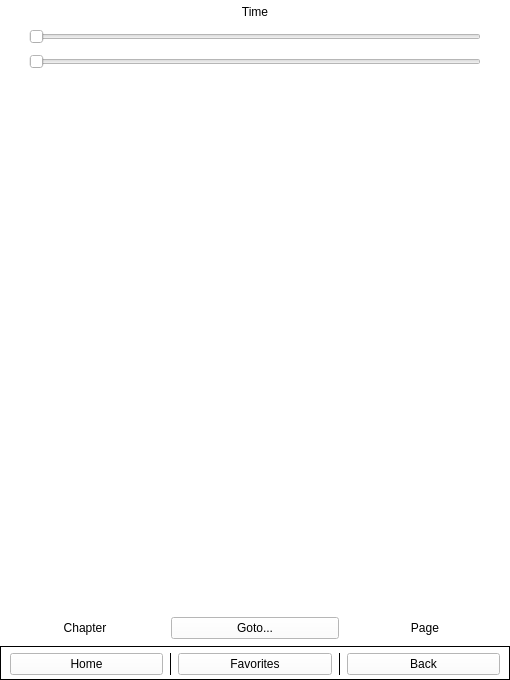
The window that widgets/mangareaderwidget.ui (Rain92/UltimateMangaReader) describes before a commit, drawn with Qt 5.
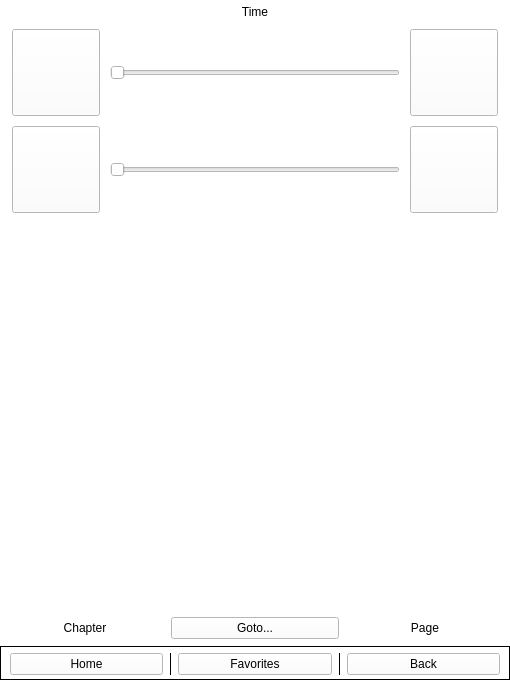
The same window after the commit. Icons and pictures are not drawn. Custom widgets are drawn as their Qt base class.

Commit message: Implement increment/decrement for light icons

Patch:
```diff
--- a/widgets/mangareaderwidget.ui
+++ b/widgets/mangareaderwidget.ui
@@ -149,30 +149,19 @@
           </widget>
          </item>
          <item row="1" column="0">
-          <widget class="QLabel" name="labelLessLight">
+          <widget class="QToolButton" name="toolButtonLessLight">
            <property name="text">
             <string/>
            </property>
-          </widget>
-         </item>
-         <item row="2" column="0">
-          <widget class="QLabel" name="labelLessComfLight">
-           <property name="text">
-            <string/>
+           <property name="icon">
+            <iconset resource="../resources.qrc">
+             <normaloff>:/images/icons/darker.png</normaloff>:/images/icons/darker.png</iconset>
            </property>
-          </widget>
-         </item>
-         <item row="1" column="2">
-          <widget class="QLabel" name="labelMoreLight">
-           <property name="text">
-            <string/>
-           </property>
-          </widget>
-         </item>
-         <item row="2" column="2">
-          <widget class="QLabel" name="labelMoreComfLight">
-           <property name="text">
-            <string/>
+           <property name="iconSize">
+            <size>
+             <width>80</width>
+             <height>80</height>
+            </size>
            </property>
           </widget>
          </item>
@@ -192,6 +181,95 @@
            </property>
           </widget>
          </item>
+         <item row="1" column="2">
+          <widget class="QToolButton" name="toolButtonMoreLight">
+           <property name="icon">
+            <iconset resource="../resources.qrc">
+             <normaloff>:/images/icons/lighter.png</normaloff>:/images/icons/lighter.png</iconset>
+           </property>
+           <property name="iconSize">
+            <size>
+             <width>80</width>
+             <height>80</height>
+            </size>
+           </property>
+          </widget>
+         </item>
+         <item row="2" column="0">
+          <widget class="QToolButton" name="toolButtonLessComfLight">
+           <property name="text">
+            <string/>
+           </property>
+           <property name="icon">
+            <iconset resource="../resources.qrc">
+             <normaloff>:/images/icons/moon.png</normaloff>:/images/icons/moon.png</iconset>
+           </property>
+           <property name="iconSize">
+            <size>
+             <width>80</width>
+             <height>80</height>
+            </size>
+           </property>
+          </widget>
+         </item>
+         <item row="1" column="1">
+          <widget class="QSlider" name="horizontalSliderLight">
+           <property name="sizePolicy">
+            <sizepolicy hsizetype="Expanding" vsizetype="Fixed">
+             <horstretch>0</horstretch>
+             <verstretch>0</verstretch>
+            </sizepolicy>
+           </property>
+           <property name="focusPolicy">
+            <enum>Qt::NoFocus</enum>
+           </property>
+           <property name="maximum">
+            <number>100</number>
+           </property>
+           <property name="orientation">
+            <enum>Qt::Horizontal</enum>
+           </property>
+          </widget>
+         </item>
+         <item row="2" column="2">
+          <widget class="QToolButton" name="toolButtonMoreComfLight">
+           <property name="icon">
+            <iconset resource="../resources.qrc">
+             <normaloff>:/images/icons/sun.png</normaloff>:/images/icons/sun.png</iconset>
+           </property>
+           <property name="iconSize">
+            <size>
+             <width>80</width>
+             <height>80</height>
+            </size>
+           </property>
+          </widget>
+         </item>
+         <item row="2" column="1">
+          <widget class="QSlider" name="horizontalSliderComfLight">
+           <property name="sizePolicy">
+            <sizepolicy hsizetype="Expanding" vsizetype="Fixed">
+             <horstretch>0</horstretch>
+             <verstretch>0</verstretch>
+            </sizepolicy>
+           </property>
+           <property name="focusPolicy">
+            <enum>Qt::NoFocus</enum>
+           </property>
+           <property name="styleSheet">
+            <string notr="true"/>
+           </property>
+           <property name="maximum">
+            <number>100</number>
+           </property>
+           <property name="pageStep">
+            <number>500</number>
+           </property>
+           <property name="orientation">
+            <enum>Qt::Horizontal</enum>
+           </property>
+          </widget>
+         </item>
          <item row="0" column="2">
           <widget class="BatteryIcon" name="batteryIcon">
            <property name="text">
```
Left out of the diff: 48 changed lines with no effect on the pictures. The commit also changes 4 other files.
